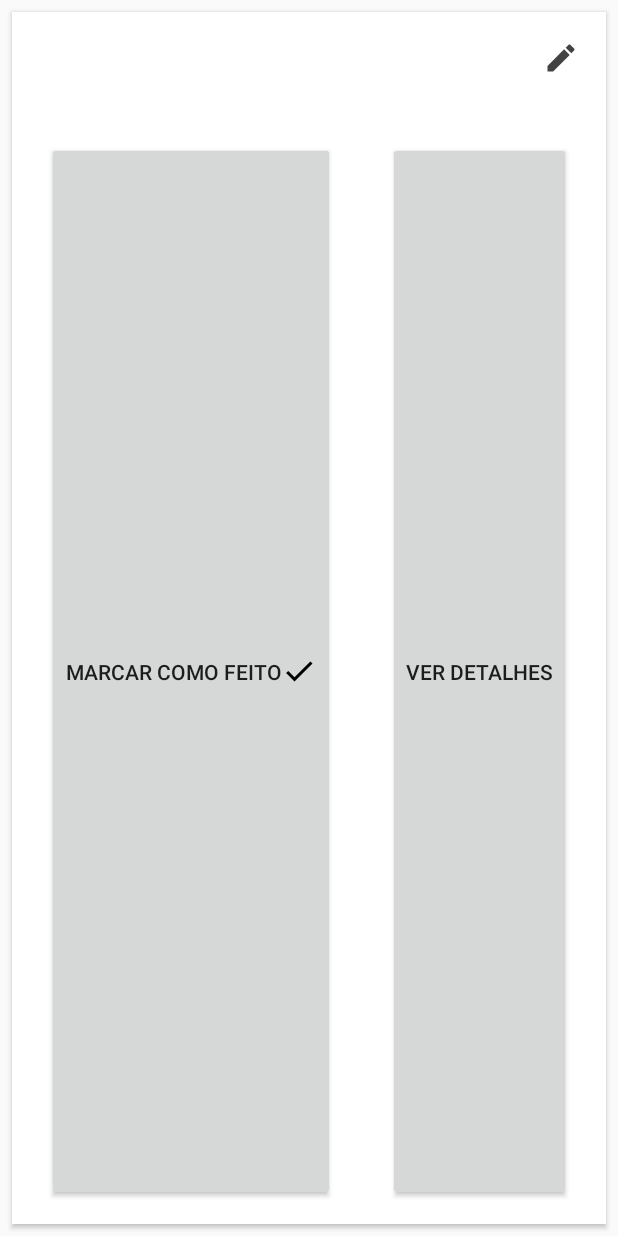
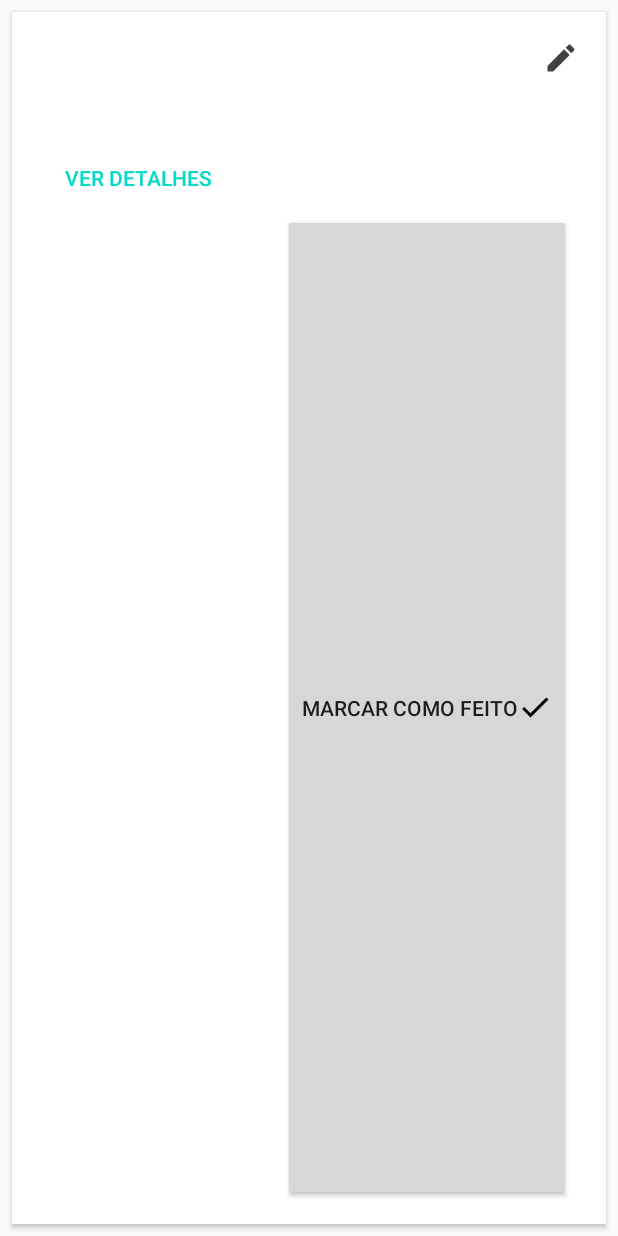
Before and after one commit to victoriatanaka/hairschedule, an Android app: the layout treatment_row.xml on its own in the app's theme, with its tools: preview values and no code run, on a phone screen of 412 x 824 dp. Run offline under Robolectric (Android 15) with nearby library versions, the phone set to English and light mode, and no system bars.

Commit message:
Edit main page view

```diff
--- a/app/src/main/res/layout/treatment_row.xml
+++ b/app/src/main/res/layout/treatment_row.xml
@@ -42,23 +42,22 @@
                 android:gravity="center_vertical|left"
                 android:textAppearance="@style/TextAppearance.AppCompat.Small" />
 
+            <Button
+                style="@style/Widget.AppCompat.Button.Borderless.Colored"
+                android:layout_width="wrap_content"
+                android:layout_height="match_parent"
+                android:text="Ver detalhes" />
+
             <RelativeLayout
                 android:layout_width="fill_parent"
                 android:layout_height="wrap_content"
                 android:orientation="horizontal">
-
-                <Button
-                    android:layout_width="wrap_content"
-                    android:layout_height="match_parent"
-                    android:drawableEnd="@drawable/ic_check_black_24dp"
-                    android:layout_alignParentLeft="true"
-                    android:text="Marcar como feito" />
-
                 <Button
                     android:layout_width="wrap_content"
                     android:layout_height="match_parent"
                     android:layout_alignParentRight="true"
-                    android:text="Ver detalhes" />
+                    android:drawableEnd="@drawable/ic_check_black_24dp"
+                    android:text="Marcar como feito" />
             </RelativeLayout>
 
             <TextView
```
